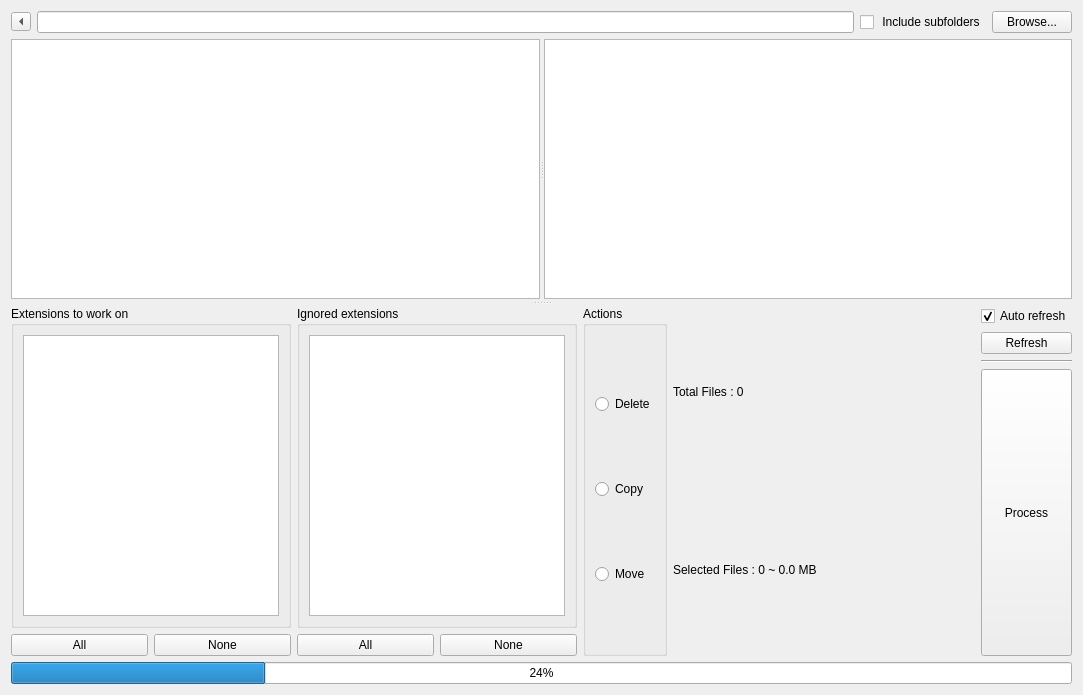
Qt form duplicateSorter.ui (Zeplaro/duplicateSorter) before a commit.
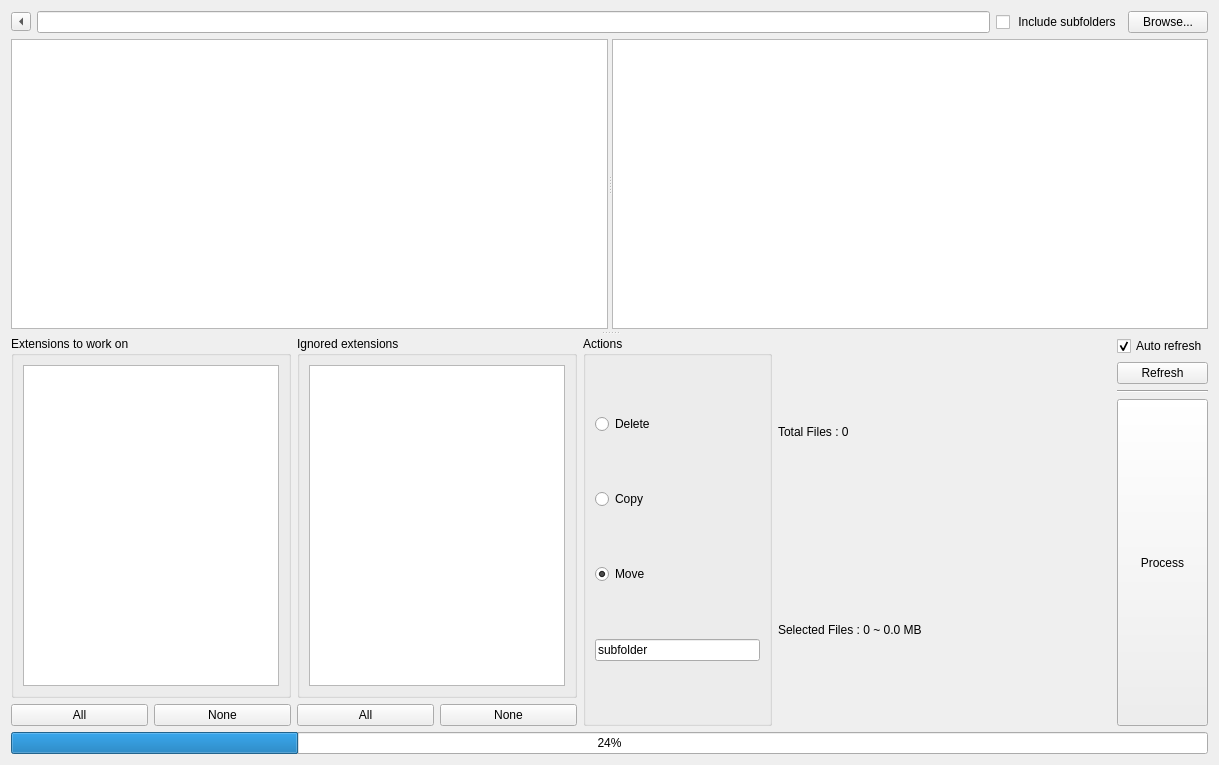
The same form after that commit.

```diff
--- a/duplicateSorter.ui
+++ b/duplicateSorter.ui
@@ -6,8 +6,8 @@
    <rect>
     <x>0</x>
     <y>0</y>
-    <width>1083</width>
-    <height>695</height>
+    <width>1219</width>
+    <height>765</height>
    </rect>
   </property>
   <property name="windowTitle">
@@ -228,6 +228,19 @@
                <property name="text">
                 <string>Move</string>
                </property>
+               <property name="checked">
+                <bool>true</bool>
+               </property>
+               <attribute name="buttonGroup">
+                <string notr="true">actionbuttons_group</string>
+               </attribute>
+              </widget>
+             </item>
+             <item>
+              <widget class="QLineEdit" name="subfolder_line">
+               <property name="text">
+                <string>subfolder</string>
+               </property>
               </widget>
              </item>
             </layout>
```
Left out of the diff: 11 changed lines with no effect on the pictures.
